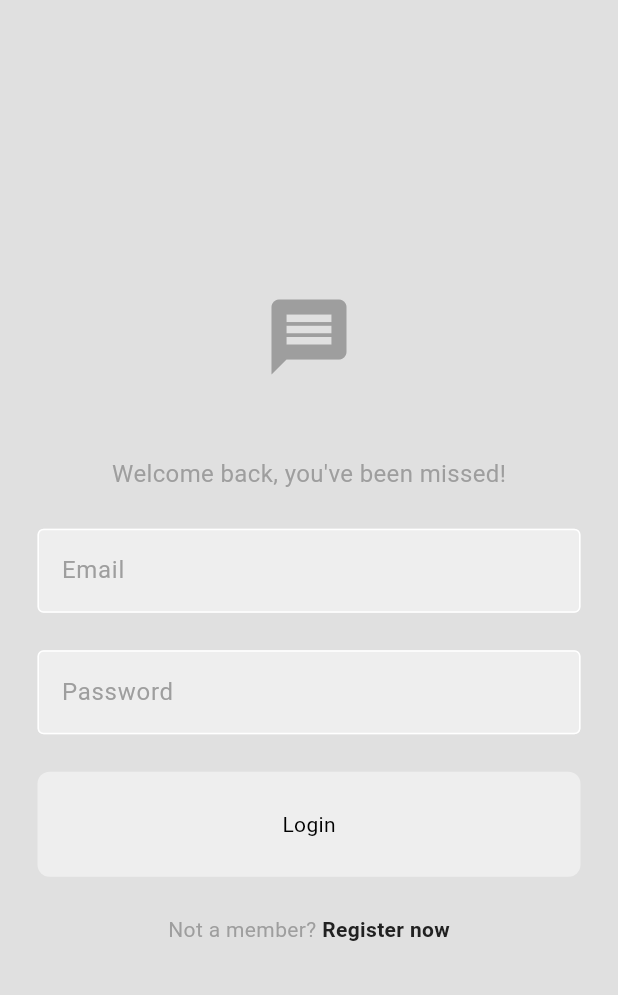
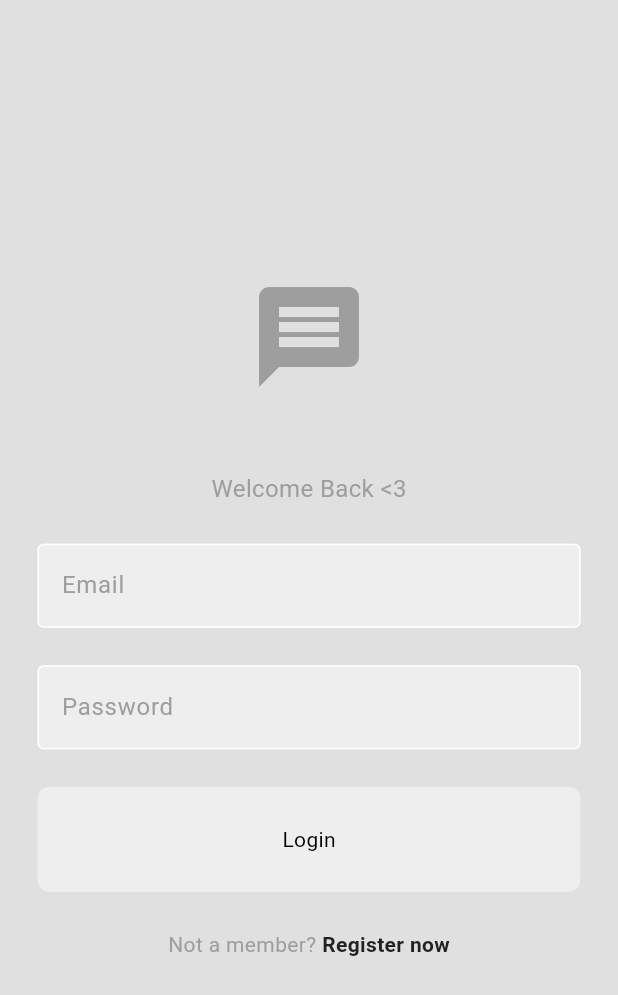
Before and after one commit to hamzeedev/chatly, a Flutter app: the screen it shows after launch, on a phone screen of 412 x 824 dp. Shown: the top 995 px of the screen. Run offline on Flutter 3.47's test engine with Material 3 defaults, Android fonts, the phone set to English and light mode, and no system bars; our stand-ins replace cloud_firestore, firebase_auth, firebase_core; accounts and stored records are empty.

Commit message:
logo size + text edit

```diff
--- a/lib/components/my_drawer.dart
+++ b/lib/components/my_drawer.dart
@@ -28,7 +28,7 @@ class MyDrawer extends StatelessWidget {
               child: Icon(
                 Icons.message,
                 color: Theme.of(context).colorScheme.primary,
-                size: 40,
+                size: 80,
                 ),
               )
             ),
--- a/lib/pages/login_page.dart
+++ b/lib/pages/login_page.dart
@@ -52,7 +52,7 @@ class LoginPage extends StatelessWidget {
           //! Logo ---
           Icon(
             Icons.message,
-            size: 60,
+            size: 80,
             color: Theme.of(context).colorScheme.primary,
           ),
 
@@ -60,7 +60,7 @@ class LoginPage extends StatelessWidget {
 
           //! Welcome message --
           Text(
-            "Welcome back, you've been missed!",
+            "Welcome Back <3",
             style: TextStyle(
               color: Theme.of(context).colorScheme.primary,
               fontSize: 16,
--- a/lib/pages/register_page.dart
+++ b/lib/pages/register_page.dart
@@ -58,7 +58,7 @@ class RegisterPage extends StatelessWidget {
           //! Logo ---
           Icon(
             Icons.message,
-            size: 60,
+            size: 80,
             color: Theme.of(context).colorScheme.primary,
           ),
 
@@ -68,7 +68,7 @@ class RegisterPage extends StatelessWidget {
 
           //! Welcome message --
           Text(
-            "Let's create an account for you",
+            "Let's create an account",
             style: TextStyle(
               color: Theme.of(context).colorScheme.primary,
               fontSize: 16,
```
